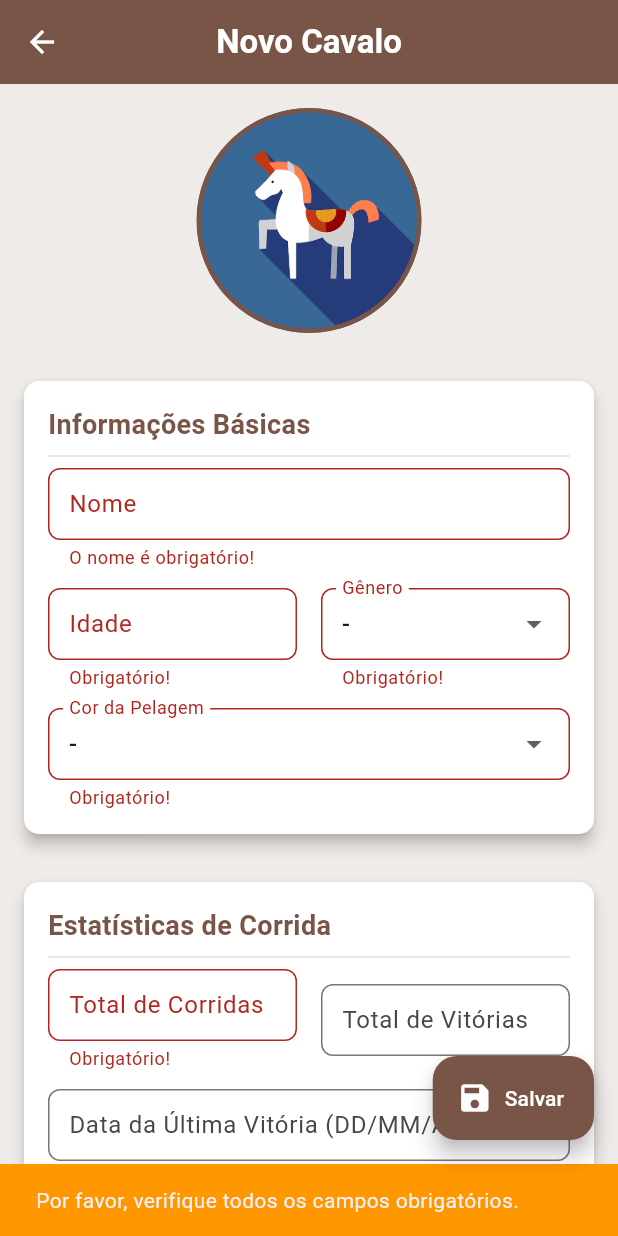
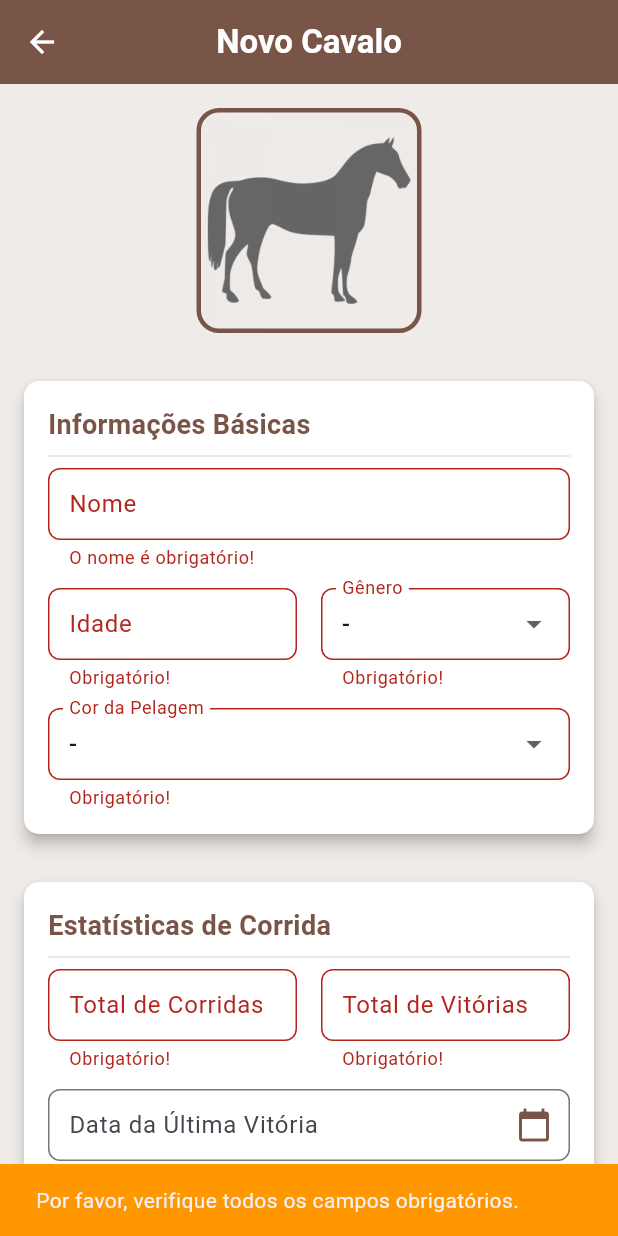
Before and after one commit to andreirie/dev-mobile-P2, a Flutter app: the HorsePage screen opened directly, after a tap on "Salvar", on a phone screen of 412 x 824 dp. Run offline on Flutter 3.47's test engine with Material 3 defaults, Android fonts, the phone set to English and light mode, and no system bars; our stand-ins replace image_picker, lottie, sqflite; accounts and stored records are empty.

Commit message:
horse_page corrigida

```diff
--- a/lib/view/home_page.dart
+++ b/lib/view/home_page.dart
@@ -347,8 +347,9 @@ class _HomePageState extends State<HomePage> {
                 width: 70.0,
                 height: 70.0,
                 decoration: BoxDecoration(
-                  shape: BoxShape.circle,
-                  border: Border.all(color: Colors.grey[300]!, width: 2.0),
+                  shape: BoxShape.rectangle,
+                  borderRadius: BorderRadius.circular(15.0),
+                  border: Border.all(color: Colors.brown, width: 2.0),
                   image: DecorationImage(
                     image: horse.image != null && horse.image!.isNotEmpty
                         ? FileImage(File(horse.image!))
--- a/lib/view/horse_page.dart
+++ b/lib/view/horse_page.dart
@@ -5,7 +5,6 @@ import 'package:apk_catalogo/database/model/horse_model.dart';
 import 'package:flutter/material.dart';
 import 'package:flutter/services.dart';
 import 'package:image_picker/image_picker.dart';
-import 'package:mask_text_input_formatter/mask_text_input_formatter.dart';
 
 class HorsePage extends StatefulWidget {
   final Horse? horse;
@@ -39,11 +38,6 @@ class _HorsePageState extends State<HorsePage> {
     RegExp(r'[0-9]'),
   );
 
-  final dateMask = MaskTextInputFormatter(
-    mask: '##/##/####',
-    filter: {"#": RegExp(r'[0-9]')},
-  );
-
   @override
   void initState() {
     super.initState();
@@ -66,12 +60,19 @@ class _HorsePageState extends State<HorsePage> {
       _totalRacesController.text = _editHorse?.totalRaces.toString() ?? "";
       _totalWinsController.text = _editHorse?.totalWins.toString() ?? "";
 
-      _lastVictoryDateController.text =
-          _editHorse?.lastVictoryDate.toString() == "0"
-          ? ""
-          : dateMask.maskText(
-              _editHorse!.lastVictoryDate.toString().padLeft(8, '0'),
-            );
+      if (_editHorse?.lastVictoryDate != 0 &&
+          _editHorse!.lastVictoryDate.toString().length == 8) {
+        String dateString = _editHorse!.lastVictoryDate.toString().padLeft(
+          8,
+          '0',
+        );
+        String day = dateString.substring(0, 2);
+        String month = dateString.substring(2, 4);
+        String year = dateString.substring(4, 8);
+        _lastVictoryDateController.text = "$day/$month/$year";
+      } else {
+        _lastVictoryDateController.text = "";
+      }
     }
   }
 
@@ -84,6 +85,58 @@ class _HorsePageState extends State<HorsePage> {
     _totalWinsController.dispose();
     _lastVictoryDateController.dispose();
     super.dispose();
+  }
+
+  Future<void> _selectDate(BuildContext context) async {
+    DateTime initialDate = DateTime.now();
+
+    if (_editHorse?.lastVictoryDate != 0 &&
+        _editHorse!.lastVictoryDate.toString().length == 8) {
+      final dateString = _editHorse!.lastVictoryDate.toString().padLeft(8, '0');
+      final day = int.tryParse(dateString.substring(0, 2)) ?? 1;
+      final month = int.tryParse(dateString.substring(2, 4)) ?? 1;
+      final year =
+          int.tryParse(dateString.substring(4, 8)) ?? DateTime.now().year;
+
+      try {
+        initialDate = DateTime(year, month, day);
+      } catch (_) {
+        initialDate = DateTime.now();
+      }
+    }
+
+    final DateTime? picked = await showDatePicker(
+      context: context,
+      initialDate: initialDate,
+      firstDate: DateTime(2000),
+      lastDate: DateTime.now(),
+      builder: (BuildContext context, Widget? child) {
+        return Theme(
+          data: ThemeData.light().copyWith(
+            colorScheme: ColorScheme.light(
+              primary: Colors.brown,
+              onPrimary: Colors.white,
+              surface: Colors.white,
+              onSurface: Colors.black,
+            ),
+            dialogBackgroundColor: Colors.brown[50],
+          ),
+          child: child!,
+        );
+      },
+    );
+
+    if (picked != null) {
+      _userEdited = true;
+      setState(() {
+        final day = picked.day.toString().padLeft(2, '0');
+        final month = picked.month.toString().padLeft(2, '0');
+        final year = picked.year.toString();
+        _lastVictoryDateController.text = "$day/$month/$year";
+
+        _editHorse?.lastVictoryDate = int.parse("$day$month$year");
+      });
+    }
   }
 
   @override
@@ -100,14 +153,6 @@ class _HorsePageState extends State<HorsePage> {
         ),
         centerTitle: true,
         iconTheme: IconThemeData(color: Colors.white),
-      ),
-      floatingActionButton: FloatingActionButton.extended(
-        onPressed: () {
-          _saveHorse();
-        },
-        backgroundColor: Colors.brown,
-        icon: Icon(Icons.save, color: Colors.white),
-        label: Text("Salvar", style: TextStyle(color: Colors.white)),
       ),
       body: WillPopScope(
         onWillPop: _requestPop,
@@ -129,7 +174,8 @@ class _HorsePageState extends State<HorsePage> {
                             width: 150.0,
                             height: 150.0,
                             decoration: BoxDecoration(
-                              shape: BoxShape.circle,
+                              shape: BoxShape.rectangle,
+                              borderRadius: BorderRadius.circular(15.0),
                               border: Border.all(
                                 color: Colors.brown,
                                 width: 3.0,
@@ -150,7 +196,6 @@ class _HorsePageState extends State<HorsePage> {
                     ),
                   ),
                 ),
-
                 _buildInfoCard(
                   title: "Informações Básicas",
                   children: [
@@ -192,8 +237,9 @@ class _HorsePageState extends State<HorsePage> {
                               if (value == null || value.isEmpty) {
                                 return 'Obrigatório!';
                               }
-                              if (int.tryParse(value)! < 0) {
-                                return 'Não pode ser negativo.';
+                              if (int.tryParse(value)! <= 0 ||
+                                  int.tryParse(value)! > 40) {
+                                return 'Idade inválida.';
                               }
                               return null;
                             },
@@ -240,9 +286,7 @@ class _HorsePageState extends State<HorsePage> {
                     ),
                   ],
                 ),
-
                 SizedBox(height: 16.0),
-
                 _buildInfoCard(
                   title: "Estatísticas de Corrida",
                   children: [
@@ -280,23 +324,48 @@ class _HorsePageState extends State<HorsePage> {
                               _userEdited = true;
                               _editHorse?.totalWins = int.tryParse(text) ?? 0;
                             },
+                            validator: (value) {
+                              if (value == null || value.isEmpty) {
+                                return 'Obrigatório!';
+                              }
+                              if (int.tryParse(value)! < 0) {
+                                return 'Não pode ser negativo.';
+                              }
+                              return null;
+                            },
                           ),
                         ),
                       ],
                     ),
                     SizedBox(height: 12.0),
-                    _buildTextFormField(
+                    _buildDateFormField(
+                      labelText: "Data da Última Vitória",
                       controller: _lastVictoryDateController,
-                      labelText: "Data da Última Vitória (DD/MM/AAAA)",
-                      keyboardType: TextInputType.number,
-                      inputFormatters: [dateMask],
-                      onChanged: (text) {
-                        _userEdited = true;
-                        _editHorse?.lastVictoryDate =
-                            int.tryParse(dateMask.getUnmaskedText()) ?? 0;
-                      },
+                      onTap: () => _selectDate(context),
                     ),
                   ],
+                ),
+                SizedBox(height: 24.0),
+                Center(
+                  child: ElevatedButton.icon(
+                    onPressed: _saveHorse,
+                    icon: Icon(Icons.save, color: Colors.white),
+                    label: Text(
+                      "Salvar",
+                      style: TextStyle(color: Colors.white, fontSize: 16.0),
+                    ),
+                    style: ElevatedButton.styleFrom(
+                      backgroundColor: Colors.brown,
+                      padding: EdgeInsets.symmetric(
+                        horizontal: 40.0,
+                        vertical: 15.0,
+                      ),
+                      shape: RoundedRectangleBorder(
+                        borderRadius: BorderRadius.circular(10.0),
+                      ),
+                      elevation: 4.0,
+                    ),
+                  ),
                 ),
               ],
             ),
@@ -365,22 +434,23 @@ class _HorsePageState extends State<HorsePage> {
     );
   }
 
-  bool _isDateValid(String dateString) {
-    if (dateString.length != 8) return false;
-
-    try {
-      final day = int.parse(dateString.substring(0, 2));
-      final month = int.parse(dateString.substring(2, 4));
-      final year = int.parse(dateString.substring(4, 8));
-
-      final dateTime = DateTime.utc(year, month, day);
-
-      return dateTime.year == year &&
-          dateTime.month == month &&
-          dateTime.day == day;
-    } catch (e) {
-      return false;
-    }
+  Widget _buildDateFormField({
+    required String labelText,
+    required TextEditingController controller,
+    required VoidCallback onTap,
+  }) {
+    return TextFormField(
+      controller: controller,
+      readOnly: true,
+      style: TextStyle(fontWeight: FontWeight.bold),
+      decoration: InputDecoration(
+        labelText: labelText,
+        border: OutlineInputBorder(borderRadius: BorderRadius.circular(8.0)),
+        contentPadding: EdgeInsets.symmetric(vertical: 12.0, horizontal: 10.0),
+        suffixIcon: Icon(Icons.calendar_today, color: Colors.brown),
+      ),
+      onTap: onTap,
+    );
   }
 
   Widget _buildDropdownFormField({
@@ -448,36 +518,13 @@ class _HorsePageState extends State<HorsePage> {
         return;
       }
 
-      final dateText = _lastVictoryDateController.text.replaceAll('/', '');
+      final dateValue = _editHorse!.lastVictoryDate;
 
-      if (_editHorse!.totalWins! > 0 && dateText.isEmpty) {
+      if (_editHorse!.totalWins! > 0 && dateValue == 0) {
         ScaffoldMessenger.of(context).showSnackBar(
           SnackBar(
             content: Text(
-              "Se houver vitórias, a Data da Última Vitória é obrigatória (DD/MM/AAAA).",
-            ),
-            backgroundColor: Colors.red,
-          ),
-        );
-        return;
-      }
-      if (dateText.isNotEmpty &&
-          (_editHorse!.totalWins == null || _editHorse!.totalWins! == 0)) {
-        ScaffoldMessenger.of(context).showSnackBar(
-          SnackBar(
-            content: Text(
-              "Se a Data da Última Vitória for preenchida, o Total de Vitórias deve ser maior que zero.",
-            ),
-            backgroundColor: Colors.red,
-          ),
-        );
-        return;
-      }
-      if (dateText.isNotEmpty && dateText.length != 8) {
-        ScaffoldMessenger.of(context).showSnackBar(
-          SnackBar(
-            content: Text(
-              "Formato de data da última vitória incompleto. Use DD/MM/AAAA.",
+              "Se houver vitórias, a Data da Última Vitória é obrigatória.",
             ),
             backgroundColor: Colors.red,
           ),
@@ -485,11 +532,12 @@ class _HorsePageState extends State<HorsePage> {
         return;
       }
 
-      if (dateText.isNotEmpty && !_isDateValid(dateText)) {
+      if (dateValue != 0 &&
+          (_editHorse!.totalWins == null || _editHorse!.totalWins! == 0)) {
         ScaffoldMessenger.of(context).showSnackBar(
           SnackBar(
             content: Text(
-              "Data da última vitória inválida. Verifique o dia/mês/ano (DD/MM/AAAA).",
+              "Se a Data da Última Vitória for preenchida, o Total de Vitórias deve ser maior que zero.",
             ),
             backgroundColor: Colors.red,
           ),
--- a/pubspec.yaml
+++ b/pubspec.yaml
@@ -8,6 +8,8 @@ environment:
 
 dependencies:
   flutter:
+    sdk: flutter
+  flutter_localizations:
     sdk: flutter
   sqflite: ^2.4.2
   path: ^1.9.1
```
Also changed, not shown: lib/main.dart (+14 -1 lines), assets/horse.png, pubspec.lock.
